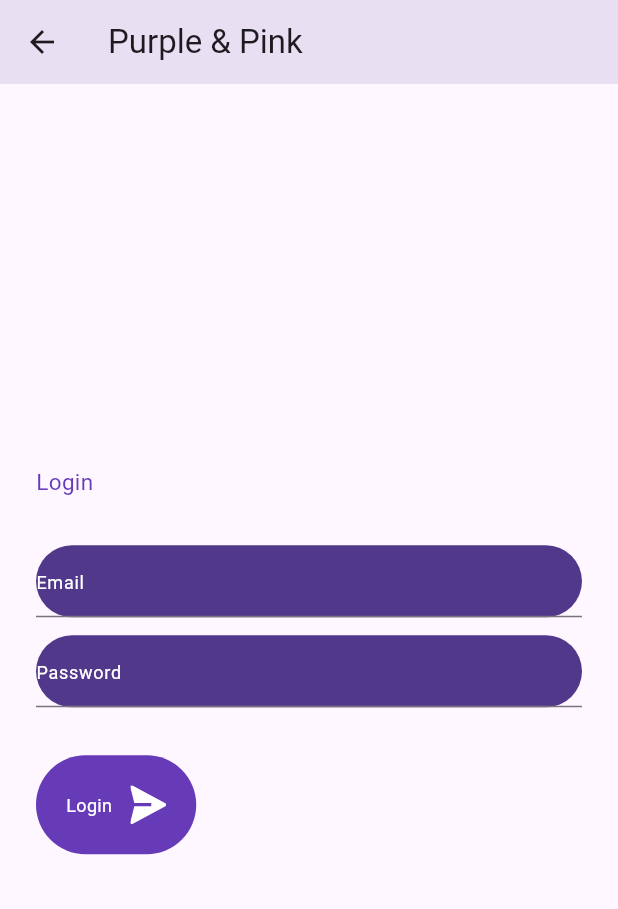
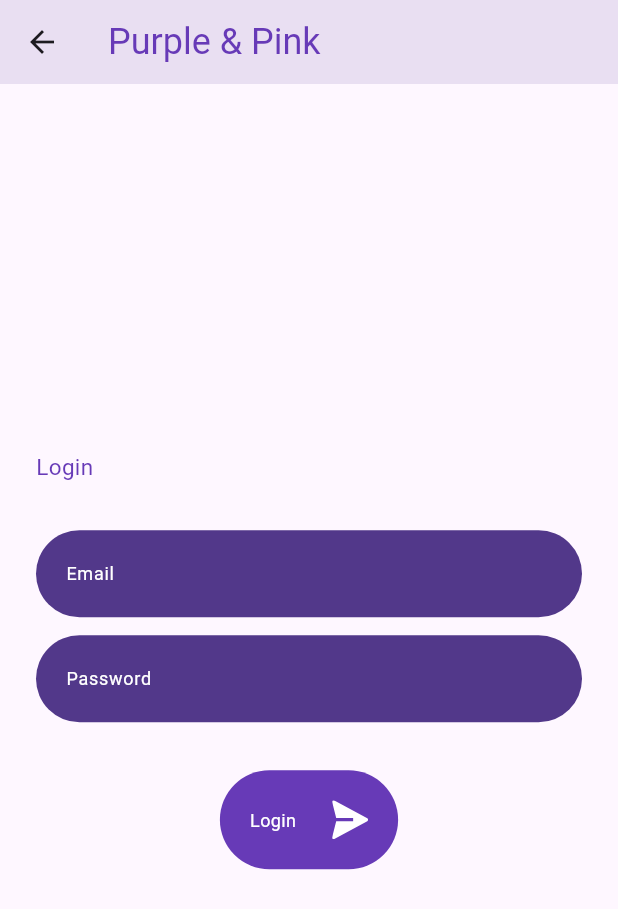
Before and after one commit to SncOne/purple-pink-chat, a Flutter app: the screen it shows after launch, after a tap on "Get Started", on a phone screen of 412 x 824 dp. Shown: the top 909 px of the screen. Run offline on Flutter 3.47's test engine with Material 3 defaults, Android fonts, the phone set to English and light mode, and no system bars; our stand-ins replace animated_notch_bottom_bar, auto_route, cached_network_image, cloud_firestore, connectivity_plus, device_preview and 16 more; accounts and stored records are empty; generated files the repository leaves out were written again.

Commit message:
fixed textfields changed splash to app logo

```diff
--- a/lib/core/providers/providers.dart
+++ b/lib/core/providers/providers.dart
@@ -14,3 +14,7 @@ final passwordController = Provider.autoDispose<TextEditingController>((ref) {
 final authProvider = Provider.autoDispose<AuthService>((ref) {
   return ref.state;
 });
+
+final animationController = Provider.autoDispose<AnimationController>((ref) {
+  return ref.useAnimationController();
+});
--- a/lib/ui/pages/auth/login/login_page.dart
+++ b/lib/ui/pages/auth/login/login_page.dart
@@ -23,21 +23,27 @@ class LoginPage extends HookConsumerWidget {
     return Scaffold(
       appBar: AppBar(
         elevation: 17,
-        title: const Text(C.title),
+        title: const Text(
+          C.title,
+          style: TextStyle(fontSize: 24, color: Colors.deepPurple),
+        ),
       ),
       body: Padding(
         padding: const EdgeInsets.all(24.0),
         child: Column(
-          crossAxisAlignment: CrossAxisAlignment.start,
+          crossAxisAlignment: CrossAxisAlignment.center,
           mainAxisAlignment: MainAxisAlignment.center,
           children: [
-            Text(
-              t.login,
-              style: const TextStyle(
-                color: Colors.deepPurple,
-                fontSize: 15,
+            Align(
+              alignment: Alignment.centerLeft,
+              child: Text(
+                t.login,
+                style: const TextStyle(
+                  color: Colors.deepPurple,
+                  fontSize: 15,
+                ),
+                textAlign: TextAlign.left,
               ),
-              textAlign: TextAlign.left,
             ),
             S.sizedBox.h32,
             Container(
@@ -47,8 +53,11 @@ class LoginPage extends HookConsumerWidget {
               ),
               child: TextField(
                 controller: email,
+                style: const TextStyle(fontSize: 12, color: Colors.white),
                 decoration: InputDecoration(
                   hintText: t.email,
+                  contentPadding: S.edgeInsets.all20,
+                  border: InputBorder.none,
                   hintStyle: const TextStyle(fontSize: 12, color: Colors.white),
                 ),
               ),
@@ -61,9 +70,12 @@ class LoginPage extends HookConsumerWidget {
               ),
               child: TextField(
                 controller: password,
+                style: const TextStyle(fontSize: 12, color: Colors.white),
                 decoration: InputDecoration(
                   hintText: t.password,
+                  contentPadding: S.edgeInsets.all20,
                   hintStyle: const TextStyle(fontSize: 12, color: Colors.white),
+                  border: InputBorder.none,
                 ),
               ),
             ),
@@ -82,7 +94,7 @@ class LoginPage extends HookConsumerWidget {
                       t.login,
                       style: const TextStyle(fontSize: 12, color: Colors.white),
                     ),
-                    S.sizedBox.w12,
+                    S.sizedBox.w24,
                     CustomImage.asset(
                       R.icons.send,
                       svgColor: Colors.white,
--- a/lib/ui/pages/splash/splash_page.dart
+++ b/lib/ui/pages/splash/splash_page.dart
@@ -1,16 +1,19 @@
 import 'package:auto_route/auto_route.dart';
+import 'package:catt_catt/ui/shared/widgets/custom_image.dart';
 import 'package:catt_catt/utils/app_router.dart';
+import 'package:catt_catt/utils/assets.dart';
 import 'package:flutter/material.dart';
+import 'package:hooks_riverpod/hooks_riverpod.dart';
 import 'package:upgrader/upgrader.dart';
 
 import '../../shared/widgets/loading_overlay.dart';
 
 @RoutePage()
-class SplashPage extends StatelessWidget {
+class SplashPage extends HookConsumerWidget {
   const SplashPage({super.key});
 
   @override
-  Widget build(BuildContext context) {
+  Widget build(BuildContext context, WidgetRef ref) {
     return LoadingOverlay(
       onReady: () async {
         await Future.delayed(const Duration(seconds: 3));
@@ -20,8 +23,8 @@ class SplashPage extends StatelessWidget {
       child: Scaffold(
         body: UpgradeAlert(
           upgrader: Upgrader(),
-          child: const Center(
-            child: Text('temple'),
+          child: Center(
+            child: CustomImage.asset(R.images.logo),
           ),
         ),
       ),
--- a/lib/utils/extensions.dart
+++ b/lib/utils/extensions.dart
@@ -1,4 +1,4 @@
 import 'package:flutter/material.dart';
+import 'package:flutter_hooks/flutter_hooks.dart';
 import 'package:hooks_riverpod/hooks_riverpod.dart';
-
 part 'extensions.context.dart';
```
Also changed, not shown: lib/utils/extensions.context.dart (+16 -0 lines), assets/images/logo.png (added).
